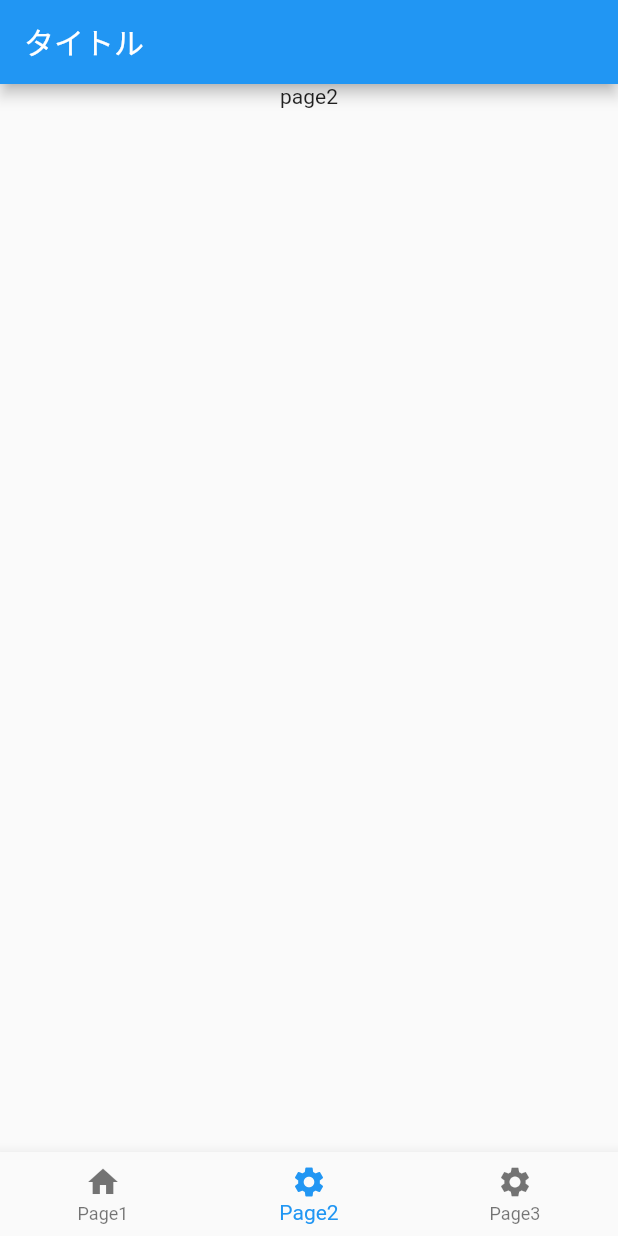
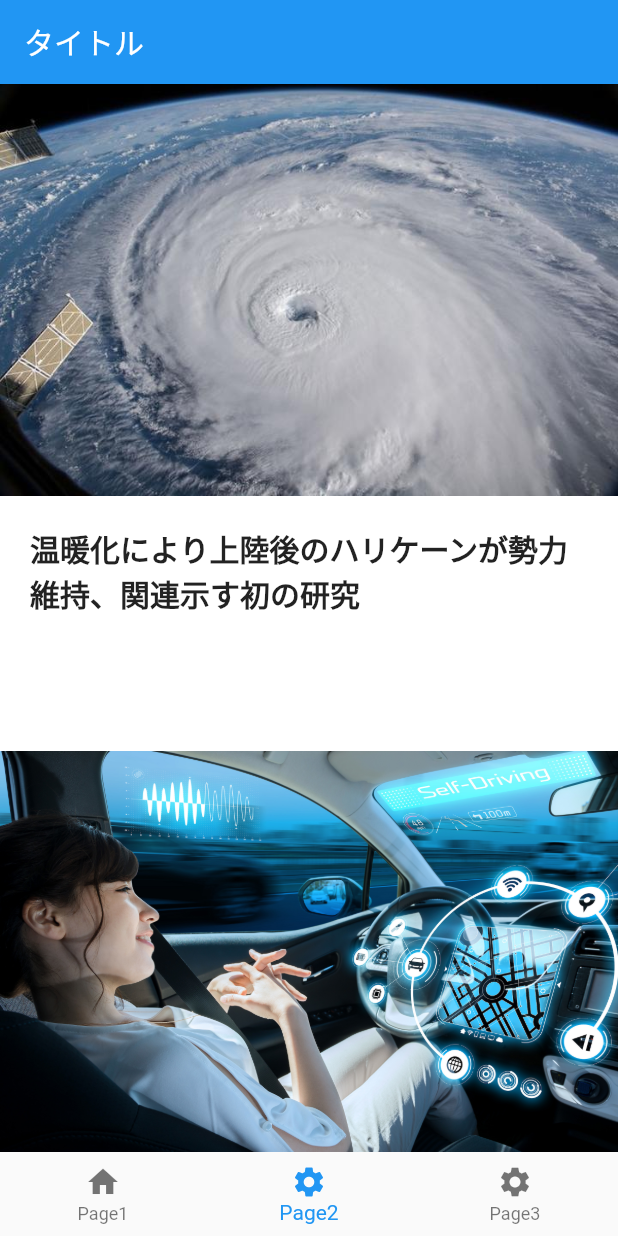
Before and after one commit to arie0703/hackathon_flutter, a Flutter app: the screen it shows after launch, item 2 of the bottom bar chosen, on a phone screen of 412 x 824 dp. Run offline on Flutter 3.47's test engine with Material 2 defaults, Android fonts, the phone set to English and light mode, and no system bars.

Commit message:
news page2 update

```diff
--- a/lib/page2.dart
+++ b/lib/page2.dart
@@ -1,16 +1,103 @@
 import 'package:flutter/material.dart';
 
-class Page2 extends StatelessWidget {
+void main() => runApp(
+      MaterialApp(
+        home: Page2(),
+      ),
+    );
+
+class Page2 extends StatefulWidget {
+  @override
+  State<StatefulWidget> createState() {
+    return _StatePage2();
+  }
+}
+
+class _StatePage2 extends State<Page2> {
+  final List<Map<String, dynamic>> items = [
+    {"image": "images/news_1.jpg", "body": "温暖化により上陸後のハリケーンが勢力維持、関連示す初の研究"},
+    {
+      "image": "images/news_2.jpeg",
+      "body": "人工知能主導のクルマ革命〜自動運転車の普及で自動車業界と社会はどうなる？"
+    },
+    {
+      "image": "images/news_3.jpg",
+      "body": "コロナ渦で3割を超える人が「料理をする頻度が増えた」、料理をする際に重視することは「栄養バランス・健康効果」"
+    },
+  ];
+
   @override
   Widget build(BuildContext context) {
     return Container(
-      child: Center(
-        child: Column(
-          children: <Widget>[
-            Text('page2'),
-          ],
-        ),
-      ),
+      color: Color(0xffdedede),
+      child: ListView.builder(
+          itemCount: items.length,
+          itemBuilder: (BuildContext context, int index) {
+            final item = items[index];
+
+            return Dismissible(
+              // KeyはFlutterが要素を一意に特定できるようにするための値を設定する。
+              key: Key(item["image"]),
+
+              // directionにはスワイプの方向が入るため、方向によって処理を分けることができる。
+              onDismissed: (direction) {
+                setState(() {
+                  items.removeAt(index);
+                });
+                // スワイプ方向がendToStart（画面左から右）の場合の処理
+                if (direction == DismissDirection.endToStart) {
+                  Scaffold.of(context)
+                      .showSnackBar(SnackBar(content: Text("気に入らない・・")));
+                  // スワイプ方向がstartToEnd（画面右から左）の場合の処理
+                } else {
+                  Scaffold.of(context)
+                      .showSnackBar(SnackBar(content: Text("興味ある！")));
+                }
+              },
+              // スワイプ方向がendToStart（画面左から右）の場合のバックグラウンドの設定
+              background: Container(
+                color: Colors.green,
+                alignment: Alignment.centerLeft,
+                child: Padding(
+                  padding: EdgeInsets.fromLTRB(20, 0, 0, 0),
+                  child: Icon(Icons.done, color: Colors.white),
+                ),
+              ),
+
+              // スワイプ方向がstartToEnd（画面右から左）の場合のバックグラウンドの設定
+              secondaryBackground: Container(
+                color: Colors.red,
+                alignment: Alignment.centerRight,
+                child: Padding(
+                  padding: EdgeInsets.fromLTRB(0, 0, 20, 0),
+                  child: Icon(Icons.close, color: Colors.white),
+                ),
+              ),
+
+              // ListViewの各要素の定義
+              child: Column(
+                children: <Widget>[
+                  new Image.asset(
+                    item['image'],
+                    width: double.infinity,
+                  ),
+                  Container(
+                    height: 170.0,
+                    padding: EdgeInsets.all(20.0),
+                    width: double.infinity,
+                    color: Colors.white,
+                    child: Text(
+                      item['body'],
+                      style: TextStyle(
+                        fontWeight: FontWeight.bold,
+                        fontSize: 20,
+                      ),
+                    ),
+                  ),
+                ],
+              ),
+            );
+          }),
     );
   }
 }
--- a/pubspec.yaml
+++ b/pubspec.yaml
@@ -45,9 +45,8 @@ flutter:
   uses-material-design: true
 
   # To add assets to your application, add an assets section, like this:
-  # assets:
-  #   - images/a_dot_burr.jpeg
-  #   - images/a_dot_ham.jpeg
+  assets:
+    - images/
 
   # An image asset can refer to one or more resolution-specific "variants", see
   # https://flutter.dev/assets-and-images/#resolution-aware.
```
Also changed, not shown: images/news_1.jpg (added), images/news_2.jpeg (added), images/news_3.jpg (added).
